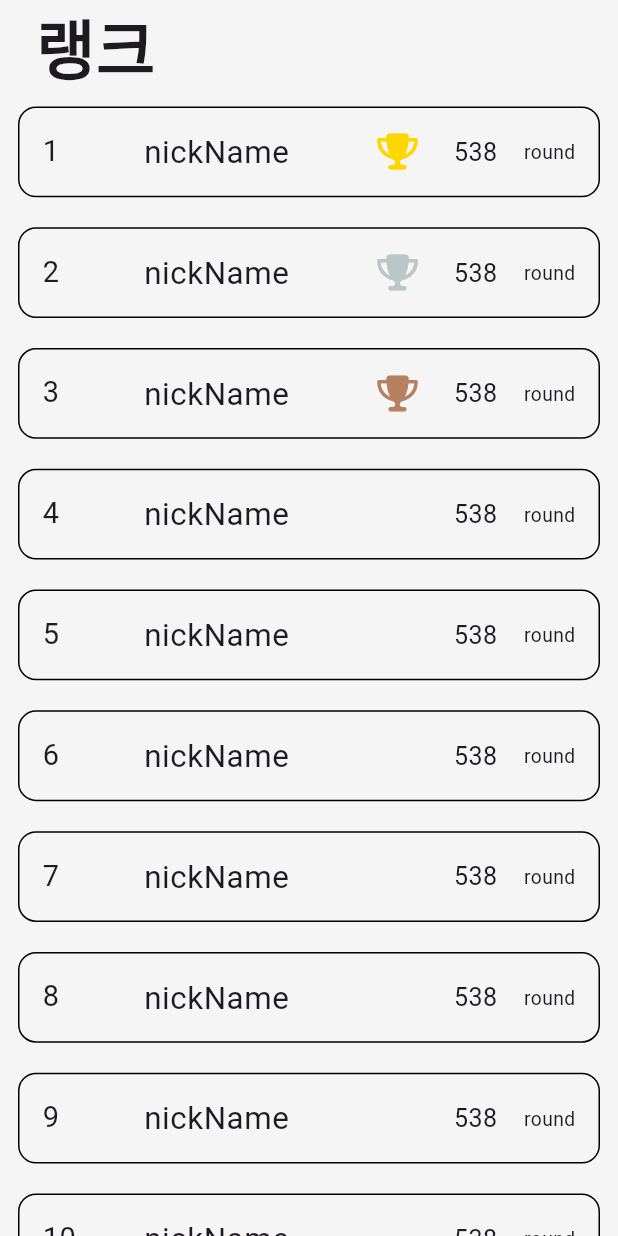
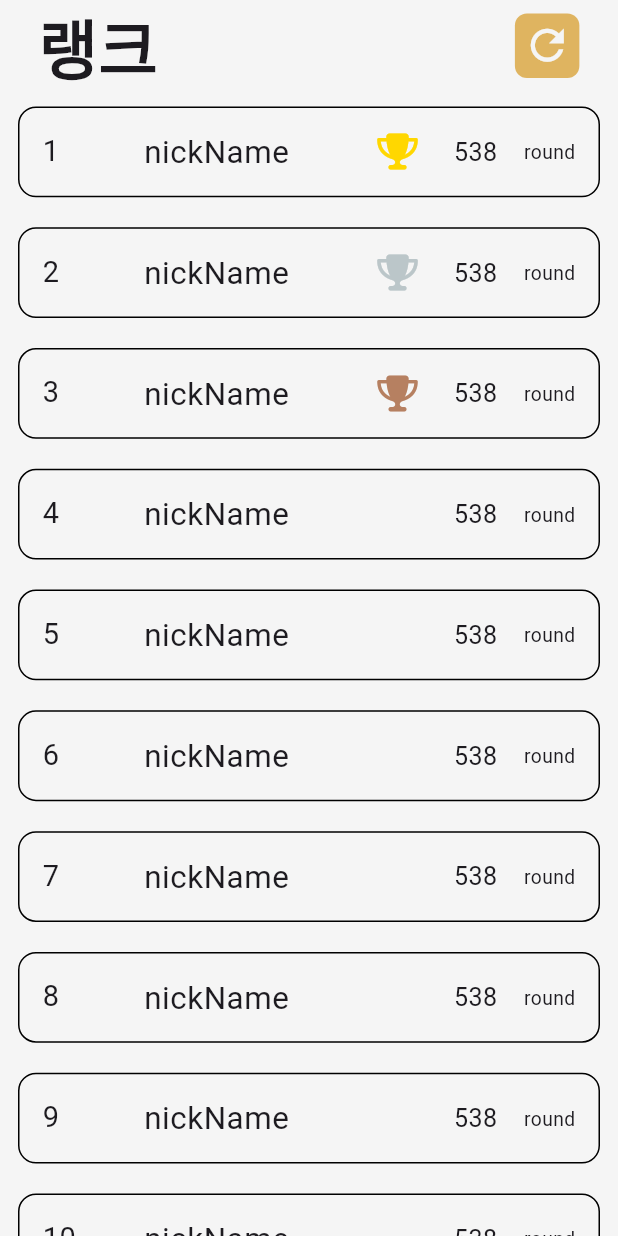
Before and after one commit to JinPyoK/samyeonchoga, a Flutter app: the RankScreen widget shown alone on an empty page, opened directly, on a phone screen of 412 x 824 dp. Run offline on Flutter 3.47's test engine with Material 3 defaults, Android fonts, the phone set to English and light mode, and no system bars; our stand-ins replace easy_debounce, firebase_core, flutter_riverpod, font_awesome_flutter, google_fonts, isar and 1 more; accounts and stored records are empty; generated files the repository leaves out were written again; statements that could not run were skipped.

Commit message:
랭크 스크린 새로고침 버튼

```diff
--- a/lib/ui/ad/screen/ad_screen.dart
+++ b/lib/ui/ad/screen/ad_screen.dart
@@ -14,7 +14,7 @@ class AdScreen extends StatelessWidget {
         crossAxisAlignment: CrossAxisAlignment.stretch,
         children: [
           Padding(
-            padding: const EdgeInsets.only(left: 24),
+            padding: EdgeInsets.only(left: 20 * wu),
             child: Text(
               "광고",
               style: TextStyle(
--- a/lib/ui/rank/screen/rank_screen.dart
+++ b/lib/ui/rank/screen/rank_screen.dart
@@ -1,4 +1,5 @@
 import 'package:flutter/material.dart';
+import 'package:samyeonchoga/core/constant/color.dart';
 import 'package:samyeonchoga/ui/common/controller/scrren_size.dart';
 import 'package:samyeonchoga/ui/rank/widget/rank_tile.dart';
 
@@ -10,8 +11,11 @@ class RankScreen extends StatelessWidget {
     return Column(
       crossAxisAlignment: CrossAxisAlignment.start,
       children: [
+        Row(
+          mainAxisAlignment: MainAxisAlignment.spaceBetween,
+          children: [
             Padding(
-          padding: const EdgeInsets.only(left: 24),
+              padding: EdgeInsets.only(left: 20 * wu),
               child: Text(
                 "랭크",
                 style: TextStyle(
@@ -19,6 +23,23 @@ class RankScreen extends StatelessWidget {
                   fontWeight: FontWeight.bold,
                 ),
               ),
+            ),
+            Padding(
+              padding: EdgeInsets.only(right: 20 * wu),
+              child: Container(
+                decoration: BoxDecoration(
+                  borderRadius: BorderRadius.circular(8),
+                  color: woodColor,
+                ),
+                padding: const EdgeInsets.all(5),
+                width: 36 * hu,
+                height: 36 * hu,
+                child: const FittedBox(
+                  child: Icon(Icons.refresh, color: whiteColor),
+                ),
+              ),
+            ),
+          ],
         ),
         Expanded(
           child: ListView.builder(
```
Lines whose indentation alone changed are shown as unchanged.
